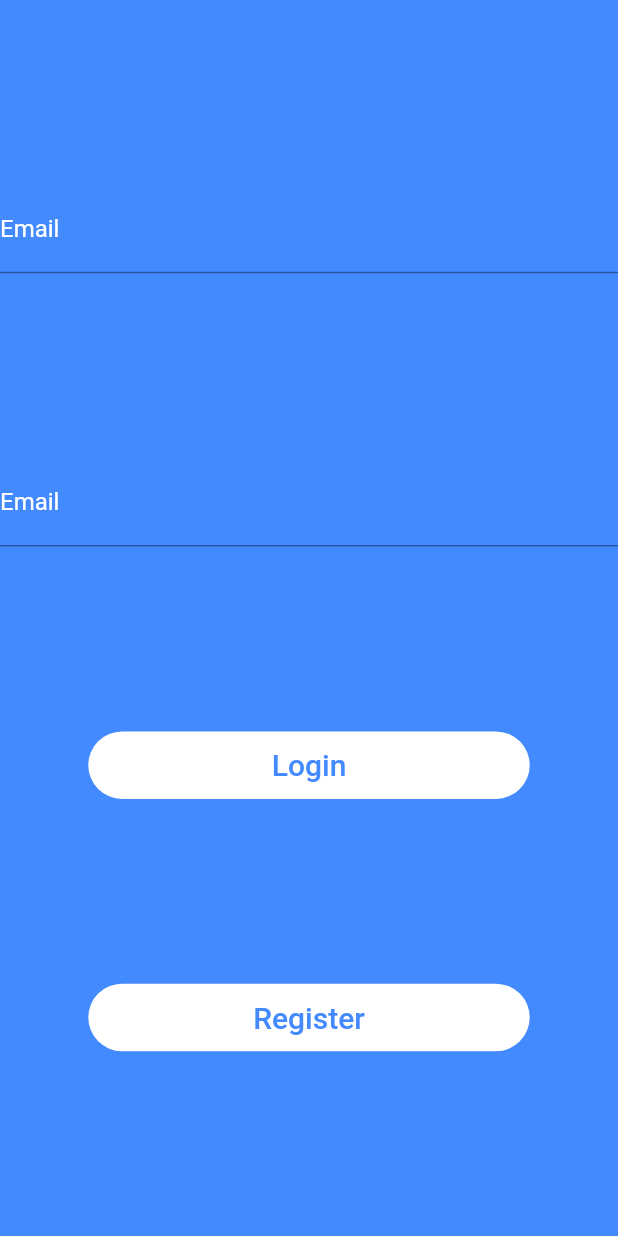
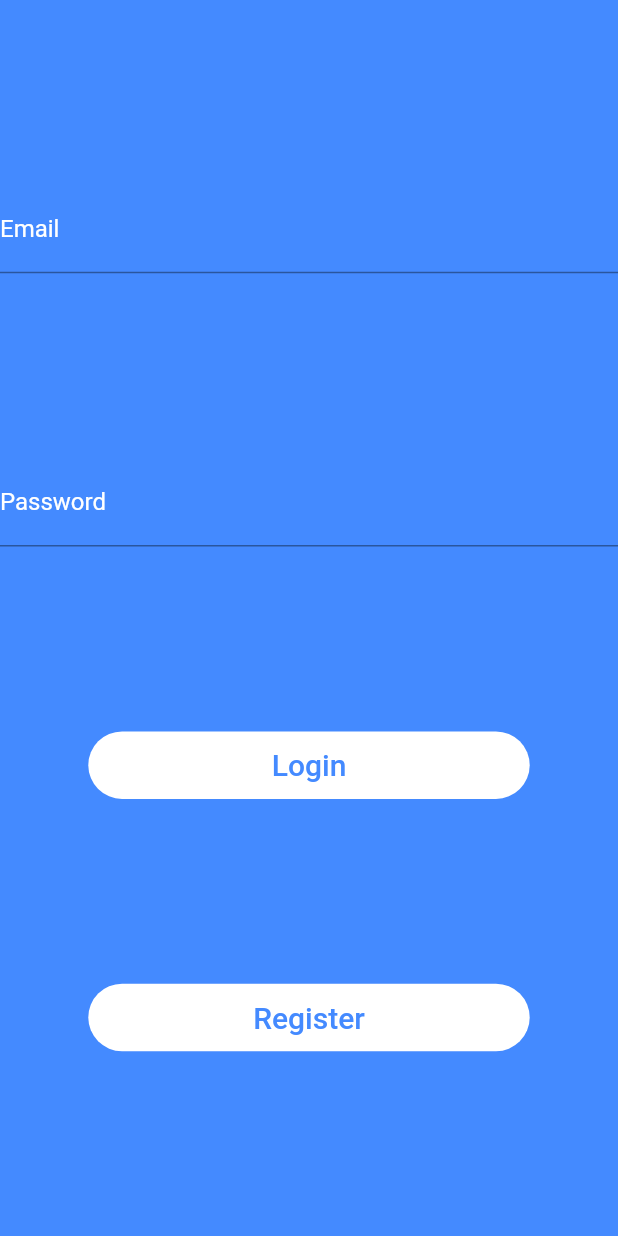
Before and after one commit to t3DDy-choco/flutterfire-cryptowallet, a Flutter app: the screen it shows after launch, on a phone screen of 412 x 824 dp. Run offline on Flutter 3.47's test engine with Material 2 defaults, Android fonts, the phone set to English and light mode, and no system bars; our stand-ins replace cloud_firestore, firebase_auth, firebase_core; accounts and stored records are empty.

Commit message:
Update authentication.dart
Fixed the Password field.

```diff
--- a/lib/ui/authentication.dart
+++ b/lib/ui/authentication.dart
@@ -42,11 +42,11 @@ class _AuthenticationState extends State<Authentication> {
               controller: _passwordField,
               obscureText: true,
               decoration: InputDecoration(
-                labelText: "Email",
+                labelText: "Password",
                 labelStyle: TextStyle(
                   color: Colors.white,
                 ),
-                hintText: "johndoe@flutterfire.com",
+                hintText: "p@ssw0rd",
                 hintStyle: TextStyle(
                   color: Colors.white,
                 ),
```
